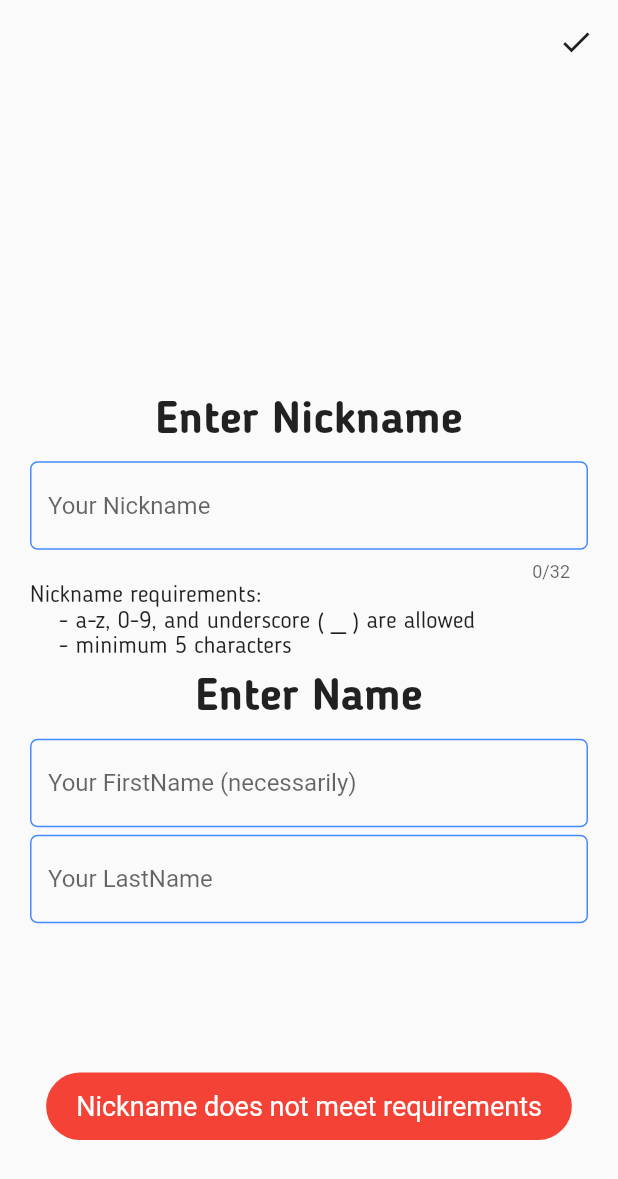
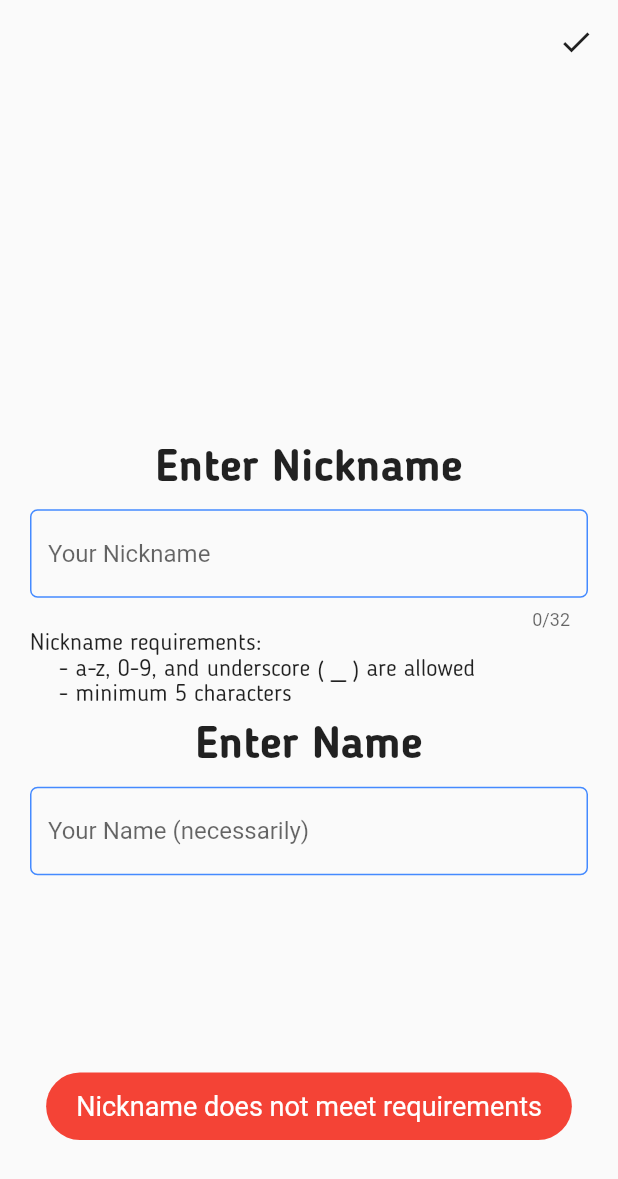
Before and after one commit to danredtmf/ViVid, a Flutter app: the EnterNicknameScreen screen opened by its route, after a tap on the "check" icon, on a phone screen of 412 x 824 dp. Shown: the top 1179 px of the screen. Run offline on Flutter 3.47's test engine with Material 2 defaults, Android fonts, the phone set to English and light mode, and no system bars; our stand-ins replace cloud_firestore, firebase_auth, firebase_core, fluttertoast, google_sign_in, shared_preferences; accounts and stored records are empty.

Commit message:
update 2

```diff
--- a/lib/components/ui/screens/enter_nickname.dart
+++ b/lib/components/ui/screens/enter_nickname.dart
@@ -15,35 +15,37 @@ class EnterNicknameScreen extends StatefulWidget {
 
 class _EnterNicknameScreenState extends State<EnterNicknameScreen> {
   final TextEditingController _nicknameController = TextEditingController();
-  final TextEditingController _firstNameController = TextEditingController();
-  final TextEditingController _lastNameController = TextEditingController();
-  String lastName;
+  final TextEditingController _nameController = TextEditingController();
 
   void _checkOrEnterNickname() async {
     _nicknameController.text = _nicknameController.text.toLowerCase();
-    bool nicknameValid = RegExp(r'^[a-z0-9_].{5,32}').hasMatch(_nicknameController.text);
+    bool nicknameValid =
+        RegExp(r'^[a-z0-9_].{5,32}').hasMatch(_nicknameController.text);
 
     if (nicknameValid) {
-      print(_nicknameController.text.toString() + ' is ' + nicknameValid.toString());
-      if (_firstNameController.text.isNotEmpty) {
-        print(_firstNameController.text.isNotEmpty.toString());
-        lastName = _lastNameController.text.isNotEmpty ? _lastNameController.text : '';
+      print(_nicknameController.text.toString() +
+          ' is ' +
+          nicknameValid.toString());
+      if (_nameController.text.isNotEmpty) {
+        print(_nameController.text.isNotEmpty.toString());
         _createUser();
         _saveRoute();
-        Navigator.of(context).pushNamedAndRemoveUntil('/main', (route) => false);
+        Navigator.of(context)
+            .pushNamedAndRemoveUntil('/main', (route) => false);
       } else {
         Fluttertoast.showToast(
-          msg: "FirstName is required",
+            msg: "Name is required",
             toastLength: Toast.LENGTH_SHORT,
             gravity: ToastGravity.BOTTOM,
             timeInSecForIosWeb: 1,
             backgroundColor: Colors.red,
             textColor: Colors.white,
-          fontSize: 18
-        );
+            fontSize: 18);
       }
     } else {
-      print(_nicknameController.text.toString() + ' is ' + nicknameValid.toString());
+      print(_nicknameController.text.toString() +
+          ' is ' +
+          nicknameValid.toString());
       Fluttertoast.showToast(
           msg: "Nickname does not meet requirements",
           toastLength: Toast.LENGTH_SHORT,
@@ -51,17 +53,17 @@ class _EnterNicknameScreenState extends State<EnterNicknameScreen> {
           timeInSecForIosWeb: 1,
           backgroundColor: Colors.red,
           textColor: Colors.white,
-        fontSize: 18
-      );
+          fontSize: 18);
     }
   }
 
   void _createUser() async {
     var firebaseUser = FirebaseAuth.instance.currentUser;
-    await widget.users.doc(firebaseUser.uid).set({
-      'nickname':_nicknameController.text,
-      'first_name':_firstNameController.text,
-      'last_name':lastName,
+    await widget.users
+        .doc(firebaseUser.uid)
+        .set({
+          'nickname': _nicknameController.text,
+          'name': _nameController.text,
         })
         .then((value) => print("User Added"))
         .catchError((error) => print("Failed to add user: $error"));
@@ -97,8 +99,7 @@ class _EnterNicknameScreenState extends State<EnterNicknameScreen> {
                 MaterialPageRoute(builder: (context) => MainScreen()),
               );*/
               },
-            child: Icon(Icons.check)
-          ),
+              child: Icon(Icons.check)),
         ],
       ),
       body: Container(
@@ -109,10 +110,12 @@ class _EnterNicknameScreenState extends State<EnterNicknameScreen> {
               mainAxisAlignment: MainAxisAlignment.center,
               crossAxisAlignment: CrossAxisAlignment.stretch,
               children: <Widget>[
-                Text('Enter Nickname', style: TextStyle(
-                  fontSize: 30, fontFamily: 'BloggerSans',
-                  fontWeight: FontWeight.w800
-                ), textAlign: TextAlign.center),
+                Text('Enter Nickname',
+                    style: TextStyle(
+                        fontSize: 30,
+                        fontFamily: 'BloggerSans',
+                        fontWeight: FontWeight.w800),
+                    textAlign: TextAlign.center),
                 SizedBox(height: 10),
                 TextField(
                   controller: _nicknameController,
@@ -123,55 +126,37 @@ class _EnterNicknameScreenState extends State<EnterNicknameScreen> {
                     hintText: 'Your Nickname',
                     enabledBorder: OutlineInputBorder(
                         borderSide: BorderSide(color: Colors.blueAccent),
-                      borderRadius: BorderRadius.all(Radius.circular(5))
-                    ),
+                        borderRadius: BorderRadius.all(Radius.circular(5))),
                     focusedBorder: OutlineInputBorder(
-                      borderSide: BorderSide(color: Colors.blueAccent, width: 2),
-                      borderRadius: BorderRadius.all(Radius.circular(5))
+                        borderSide:
+                            BorderSide(color: Colors.blueAccent, width: 2),
+                        borderRadius: BorderRadius.all(Radius.circular(5))),
                   ),
                 ),
-                ),
-                Text(
-"""Nickname requirements:
+                Text("""Nickname requirements:
     - a-z, 0-9, and underscore ( _ ) are allowed
-    - minimum 5 characters""", style: TextStyle(
-      fontSize: 16, fontFamily: 'BloggerSans'
-    )),
+    - minimum 5 characters""",
+                    style: TextStyle(fontSize: 16, fontFamily: 'BloggerSans')),
                 SizedBox(height: 10),
-              Text('Enter Name', style: TextStyle(
-                  fontSize: 30, fontFamily: 'BloggerSans',
-                  fontWeight: FontWeight.w800
-                ), textAlign: TextAlign.center),
+                Text('Enter Name',
+                    style: TextStyle(
+                        fontSize: 30,
+                        fontFamily: 'BloggerSans',
+                        fontWeight: FontWeight.w800),
+                    textAlign: TextAlign.center),
                 SizedBox(height: 10),
                 TextField(
-                  controller: _firstNameController,
+                  controller: _nameController,
                   keyboardType: TextInputType.text,
                   decoration: const InputDecoration(
-                    hintText: 'Your FirstName (necessarily)',
+                    hintText: 'Your Name (necessarily)',
                     enabledBorder: OutlineInputBorder(
                         borderSide: BorderSide(color: Colors.blueAccent),
-                      borderRadius: BorderRadius.all(Radius.circular(5))
-                    ),
+                        borderRadius: BorderRadius.all(Radius.circular(5))),
                     focusedBorder: OutlineInputBorder(
-                      borderSide: BorderSide(color: Colors.blueAccent, width: 2),
-                      borderRadius: BorderRadius.all(Radius.circular(5))
-                    ),
-                  ),
-                ),
-                SizedBox(height: 5),
-                TextField(
-                  controller: _lastNameController,
-                  keyboardType: TextInputType.text,
-                  decoration: const InputDecoration(
-                    hintText: 'Your LastName',
-                    enabledBorder: OutlineInputBorder(
-                      borderSide: BorderSide(color: Colors.blueAccent),
-                      borderRadius: BorderRadius.all(Radius.circular(5))
-                    ),
-                    focusedBorder: OutlineInputBorder(
-                      borderSide: BorderSide(color: Colors.blueAccent, width: 2),
-                      borderRadius: BorderRadius.all(Radius.circular(5))
-                    ),
+                        borderSide:
+                            BorderSide(color: Colors.blueAccent, width: 2),
+                        borderRadius: BorderRadius.all(Radius.circular(5))),
                   ),
                 ),
               ],
```
Also changed, not shown: lib/components/ui/screens/edit_name.dart (added, +48 -0 lines), lib/components/ui/screens/login_screen.dart (+27 -25 lines), lib/components/ui/screens/main_screen.dart (+42 -59 lines), lib/components/ui/screens/settings_screen.dart (+74 -53 lines), lib/components/ui/screens/sign_up_screen.dart (+36 -34 lines), lib/main.dart (+14 -12 lines). Lines whose indentation alone changed are shown as unchanged.
